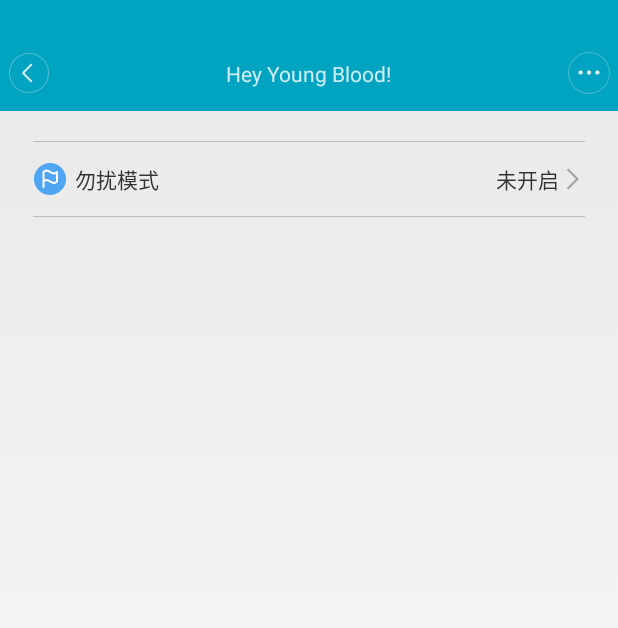
After one commit to JayZhaoCN/CustomActionBar, an Android app: the NextActivity screen opened directly, with no data from a screen before it, on a phone screen of 412 x 824 dp. The commit adds this screen. Shown: the top 628 px of the screen. Run offline under Robolectric (Android 15) with nearby library versions, the phone set to English and light mode, and no system bars.

Commit message:
增加一个SubItem自定义控件

```diff
--- a/app/src/main/AndroidManifest.xml
+++ b/app/src/main/AndroidManifest.xml
@@ -26,6 +26,7 @@
         <activity android:name=".RecyclerViewActivity"/>
         <activity android:name=".MyTableLayout"/>
         <activity android:name=".ChangeAnimation"/>
+        <activity android:name=".NextActivity"/>
     </application>
 
 </manifest>
--- a/app/src/main/java/com/jayzhao/customactionbar/ChangeAnimation.java
+++ b/app/src/main/java/com/jayzhao/customactionbar/ChangeAnimation.java
@@ -66,6 +66,7 @@ public class ChangeAnimation extends MyBaseTitleActivity {
             }
         });
 
+
         mListener = new AnimatorUpdateListener() {
 
             @Override
--- a/app/src/main/java/com/jayzhao/customactionbar/MainActivity.java
+++ b/app/src/main/java/com/jayzhao/customactionbar/MainActivity.java
@@ -22,6 +22,7 @@ public class MainActivity extends MyBaseTitleActivity implements View.OnClickLis
     private TextView mWebText;
     private TextView mChangeAnimation;
     private TextView mPromptDialogText;
+    private TextView mNextPage;
 
     @Override
     protected void onCreate(Bundle savedInstanceState) {
@@ -45,6 +46,8 @@ public class MainActivity extends MyBaseTitleActivity implements View.OnClickLis
         mPromptDialogText = (TextView) findViewById(R.id.promptDiglog);
         mPromptDialogText.setOnClickListener(this);
 
+        mNextPage = (TextView) findViewById(R.id.nextPage);
+        mNextPage.setOnClickListener(this);
 
         getRightButton().setOnClickListener(new View.OnClickListener() {
             @Override
@@ -114,6 +117,10 @@ public class MainActivity extends MyBaseTitleActivity implements View.OnClickLis
                 //MyDialogFragment.showDialogFragment(MainActivity.this, MyDialogFragment.class);
                 new MyLoadingDialog(this).showDialog();
                 break;
+            case R.id.nextPage:
+                startActivity(new Intent(MainActivity.this, NextActivity.class));
+                break;
+
         }
     }
 }
--- a/app/src/main/java/com/jayzhao/customactionbar/MaskableLayout.java
+++ b/app/src/main/java/com/jayzhao/customactionbar/MaskableLayout.java
@@ -6,6 +6,7 @@ import android.graphics.Path;
 import android.graphics.RectF;
 import android.graphics.Region;
 import android.util.AttributeSet;
+import android.util.Log;
 import android.widget.RelativeLayout;
 
 public class MaskableLayout extends RelativeLayout {
@@ -14,6 +15,9 @@ public class MaskableLayout extends RelativeLayout {
     private float mRadius = 0;
     private float mPosX = 0;
     private float mPosY = 0;
+
+    private final String TAG = "MaskableLayout";
+
 
     public MaskableLayout(Context context, AttributeSet attrs) {
         super(context, attrs);
@@ -29,6 +33,15 @@ public class MaskableLayout extends RelativeLayout {
     //似乎用onDraw()不可以
     @Override
     protected void dispatchDraw(Canvas canvas) {
+
+        Log.e(TAG, "dispatchDraw");
+
+        //原理：
+        //MaskableLayout在创建时会调用dispatchDraw(Canvas canvas)方法
+        //在ChangeAnimation中每次Fragment02.getRoot().setOvalMask()方法会调用
+        //动态改变Oval的大小，canvas.clipPath()方法会将canvas切割成需要的形状。
+        //Region.Op.DIFFERENCE表示显示第一次canvas和第二次canvas不同的区域。
+
         updatePath();
         canvas.clipPath(mPath, Region.Op.DIFFERENCE);
         super.dispatchDraw(canvas);
--- /dev/null
+++ b/app/src/main/java/com/jayzhao/customactionbar/NextActivity.java
@@ -0,0 +1,35 @@
+package com.jayzhao.customactionbar;
+
+import android.os.Bundle;
+import android.view.View;
+
+import com.jayzhao.customactionbar.Widget.SubItem;
+
+/**
+ * Created by hm on 16-4-20.
+ */
+public class NextActivity extends MyBaseTitleActivity implements View.OnClickListener {
+
+    private SubItem mSubItem = null;
+
+    @Override
+    protected void onCreate(Bundle savedInstanceState) {
+        super.onCreate(savedInstanceState);
+
+        setStyle(STYLE.BACK_AND_MORE);
+        setContentView(R.layout.next_layout);
+        setTitle("Hey Young Blood!");
+
+        mSubItem = (SubItem) findViewById(R.id.subItem);
+        mSubItem.setOnClickListener(this);
+    }
+
+    @Override
+    public void onClick(View v) {
+        switch(v.getId()) {
+            case R.id.subItem:
+                MyUtils.showToast(NextActivity.this, "you have clicked item!");
+                break;
+        }
+    }
+}
--- /dev/null
+++ b/app/src/main/java/com/jayzhao/customactionbar/Widget/SubItem.java
@@ -0,0 +1,57 @@
+package com.jayzhao.customactionbar.Widget;
+
+import android.content.Context;
+import android.content.res.TypedArray;
+import android.graphics.drawable.Drawable;
+import android.text.Layout;
+import android.util.AttributeSet;
+import android.view.LayoutInflater;
+import android.widget.ImageView;
+import android.widget.RelativeLayout;
+import android.widget.TextView;
+
+import com.jayzhao.customactionbar.R;
+
+/**
+ * Created by hm on 16-4-20.
+ */
+public class SubItem extends RelativeLayout {
+
+    private String mTitle = null;
+    private String mSubTitle = null;
+
+    private Drawable mIconRes = null;
+
+    private TextView mTitleText = null;
+    private TextView mSubTitleText = null;
+    private ImageView mIcon = null;
+
+    public SubItem(Context context, AttributeSet attrs) {
+        this(context, attrs, 0);
+    }
+
+    public SubItem(Context context, AttributeSet attrs, int defStyleAttr) {
+        super(context, attrs, defStyleAttr);
+
+        LayoutInflater inflater = LayoutInflater.from(context);
+        inflater.inflate(R.layout.item_layout, this, true);
+
+        TypedArray ta = context.obtainStyledAttributes(attrs, R.styleable.item);
+
+        mTitle = ta.getString(R.styleable.item_Mytitle);
+        mSubTitle = ta.getString(R.styleable.item_MysubTitle);
+        mIconRes = ta.getDrawable(R.styleable.item_Myicon);
+
+        mTitleText = (TextView) this.findViewById(R.id.title);
+        mSubTitleText = (TextView) this.findViewById(R.id.subTitle);
+        mIcon = (ImageView) this.findViewById(R.id.icon);
+
+        mTitleText.setText(mTitle);
+        mSubTitleText.setText(mSubTitle);
+        mIcon.setImageDrawable(mIconRes);
+
+        //该方法不起作用，原因未知
+        //mIcon.setBackground(mIconRes);
+
+    }
+}
--- /dev/null
+++ b/app/src/main/res/drawable/item_background.xml
@@ -0,0 +1,8 @@
+<?xml version="1.0" encoding="utf-8"?>
+<selector xmlns:android="http://schemas.android.com/apk/res/android">
+    <item android:state_pressed="true">
+        <shape>
+            <solid android:color="@color/item_bg_pressed"/>
+        </shape>
+    </item>
+</selector>
--- a/app/src/main/res/layout/activity_main.xml
+++ b/app/src/main/res/layout/activity_main.xml
@@ -72,5 +72,16 @@
         android:id="@+id/promptDiglog"
         />
 
+    <TextView
+        android:background="@drawable/button_background"
+        android:textSize="15sp"
+        android:gravity="center"
+        android:layout_width="200dp"
+        android:layout_height="38dp"
+        android:text="Click me to next Page"
+        android:layout_marginTop="30dp"
+        android:id="@+id/nextPage"
+        />
+
 
 </LinearLayout>
--- /dev/null
+++ b/app/src/main/res/layout/item_layout.xml
@@ -0,0 +1,67 @@
+<?xml version="1.0" encoding="utf-8"?>
+<RelativeLayout xmlns:android="http://schemas.android.com/apk/res/android"
+    android:orientation="vertical" android:layout_width="match_parent"
+    android:layout_height="match_parent"
+    android:paddingStart="22.3dp"
+    android:paddingEnd="22.3dp"
+    >
+
+    <View
+        android:layout_width="match_parent"
+        android:layout_height="1px"
+        android:background="@color/black_20_percent"
+        />
+
+    <RelativeLayout
+        android:id="@+id/container"
+        android:layout_width="match_parent"
+        android:layout_height="match_parent">
+
+        <ImageView
+            android:id="@+id/icon"
+            android:layout_alignParentStart="true"
+            android:layout_width="22.67dp"
+            android:layout_height="22.67dp"
+            android:scaleType="fitCenter"
+            android:src="@drawable/icon_weight_goal"
+            android:layout_centerVertical="true"
+            />
+
+        <TextView
+            android:layout_marginLeft="5dp"
+            android:layout_centerVertical="true"
+            android:layout_width="wrap_content"
+            android:layout_height="wrap_content"
+            android:id="@+id/title"
+            android:text="Jay Zhao"
+            android:layout_toRightOf="@id/icon"
+            />
+
+        <ImageView
+            android:scaleType="fitCenter"
+            android:layout_centerVertical="true"
+            android:layout_width="17.3dp"
+            android:layout_height="17.3dp"
+            android:id="@+id/next"
+            android:src="@drawable/right_arrow_gray_icon"
+            android:layout_alignParentEnd="true"
+            />
+
+        <TextView
+            android:layout_centerVertical="true"
+            android:layout_width="wrap_content"
+            android:layout_height="wrap_content"
+            android:id="@+id/subTitle"
+            android:text="未开启"
+            android:layout_toLeftOf="@id/next"
+            />
+    </RelativeLayout>
+
+    <View
+        android:layout_alignBottom="@id/container"
+        android:layout_width="match_parent"
+        android:layout_height="1px"
+        android:background="@color/black_20_percent"
+        />
+
+</RelativeLayout>
--- /dev/null
+++ b/app/src/main/res/layout/next_layout.xml
@@ -0,0 +1,21 @@
+<?xml version="1.0" encoding="utf-8"?>
+<LinearLayout xmlns:android="http://schemas.android.com/apk/res/android"
+    android:orientation="vertical"
+    xmlns:app="http://schemas.android.com/apk/res-auto"
+    android:layout_width="match_parent"
+    android:layout_height="match_parent">
+
+
+    <com.jayzhao.customactionbar.Widget.SubItem
+        android:layout_marginTop="20dp"
+        android:layout_width="match_parent"
+        android:layout_height="50.7dp"
+        android:background="@drawable/item_background"
+        android:id="@+id/subItem"
+        android:clickable="true"
+        app:Mytitle="勿扰模式"
+        app:MysubTitle="未开启"
+        app:Myicon="@drawable/icon_sport_goal"
+        />
+
+</LinearLayout>
--- a/app/src/main/res/values/attrs.xml
+++ b/app/src/main/res/values/attrs.xml
@@ -28,4 +28,12 @@
         <attr name="right_text" format="string|reference"/>
         <attr name="left_text" format="string|reference"/>
     </declare-styleable>
+
+    <declare-styleable name="item">
+        <attr name="Myicon" format="reference"/>
+        <attr name="Mytitle" format="string|reference"/>
+        <attr name="MysubTitle" format="string|reference"/>
+    </declare-styleable>
+
+
 </resources>
```
Also changed, not shown: app/src/main/res/drawable/icon_scale.png (added), app/src/main/res/drawable/icon_sport_goal.png (added), app/src/main/res/drawable/icon_weight_goal.png (added), app/src/main/res/drawable/right_arrow_gray_icon.png (added).
